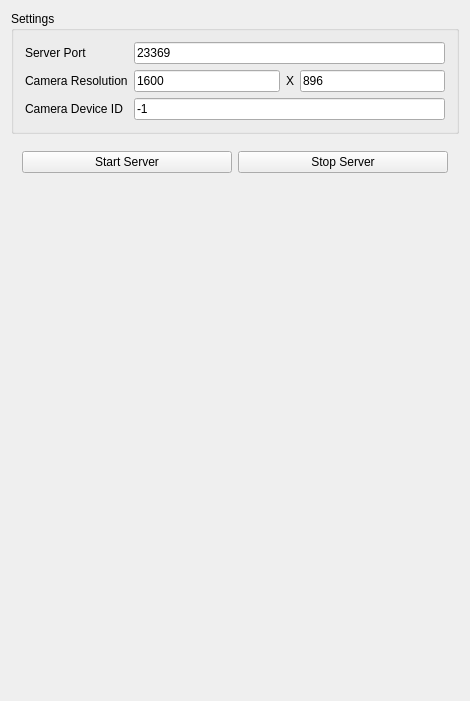
The window that MirrorServer/Server/mainwindow.ui (thijser/ARGAME) describes before a commit, drawn with Qt 5.
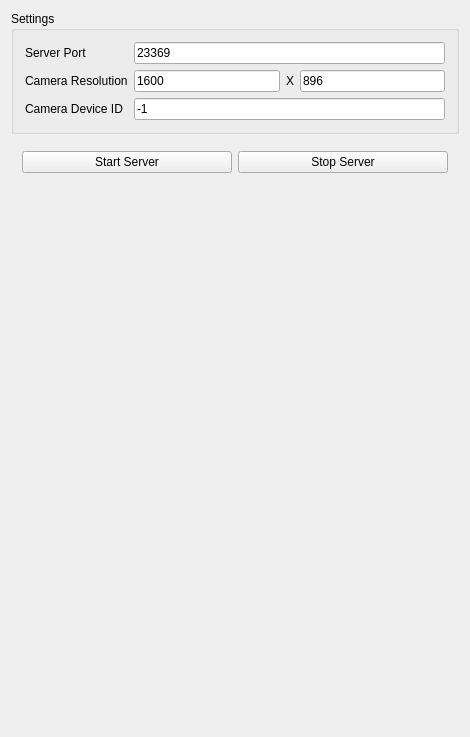
The same window after the commit.

Commit message: Added instructions to UI indicating calibration stage.

Diff of the .ui file:
```diff
--- a/MirrorServer/Server/mainwindow.ui
+++ b/MirrorServer/Server/mainwindow.ui
@@ -7,7 +7,7 @@
     <x>0</x>
     <y>0</y>
     <width>470</width>
-    <height>686</height>
+    <height>737</height>
    </rect>
   </property>
   <property name="sizePolicy">
@@ -186,6 +186,9 @@
       <property name="text">
        <string/>
       </property>
+      <property name="alignment">
+       <set>Qt::AlignCenter</set>
+      </property>
      </widget>
     </item>
    </layout>
```
The commit also changes 1 other file.
